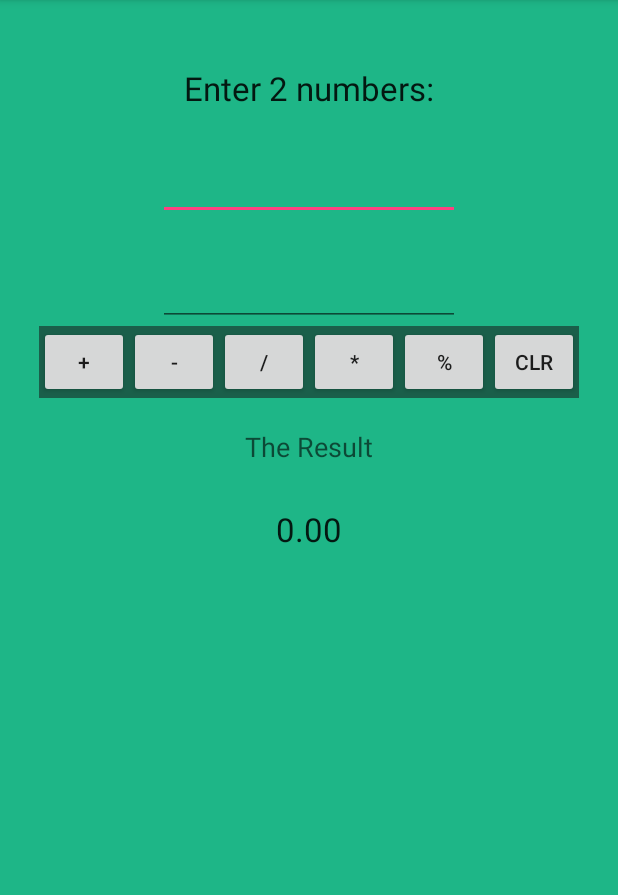
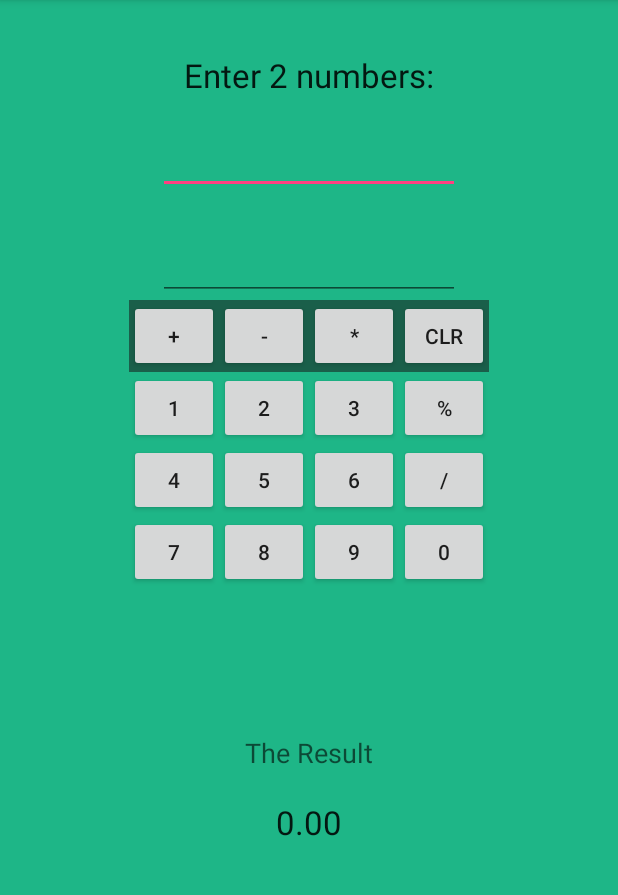
Before and after one commit to JohnMCrooks/Calculator-Android, an Android app: the screen it shows after launch (MainActivity), on a phone screen of 412 x 824 dp, the part 84-979 px from its top. Run offline under Robolectric (Android 15) with nearby library versions, the phone set to English and light mode, and no system bars.

Commit message:
Changed Layout, Have NOT added functionality to new buttons yet.
TODO:
change layout to mirror more regular calculator apps.
Figure out how to add TickerTape (previous calculations)
Add more advanced mathematics (Square roots, exponents, etc.)
Polish

```diff
--- a/app/src/main/res/layout/content_main.xml
+++ b/app/src/main/res/layout/content_main.xml
@@ -66,16 +66,46 @@
         <Button
             android:layout_width="60dp"
             android:layout_height="wrap_content"
-            android:text="/"
-            android:id="@+id/btnDivision"
+            android:text="*"
+            android:id="@+id/btnMultip"
             style="?android:attr/buttonStyleSmall"/>
 
         <Button
+            style="?android:attr/buttonStyleSmall"
             android:layout_width="60dp"
             android:layout_height="wrap_content"
-            android:text="*"
-            android:id="@+id/btnMultip"
-            style="?android:attr/buttonStyleSmall"/>
+            android:text="CLR"
+            android:id="@+id/btnClear"
+            android:layout_weight="1" />
+
+    </LinearLayout>
+
+    <LinearLayout
+        android:orientation="horizontal"
+        android:layout_width="wrap_content"
+        android:layout_height="wrap_content"
+        android:layout_gravity="center_horizontal">
+
+        <Button
+            android:text="1"
+            android:layout_width="60dp"
+            android:layout_height="wrap_content"
+            android:id="@+id/btn1"
+            android:layout_weight="1" />
+
+        <Button
+            android:text="2"
+            android:layout_width="60dp"
+            android:layout_height="wrap_content"
+            android:id="@+id/btn2"
+            android:layout_weight="1" />
+
+        <Button
+            android:text="3"
+            android:layout_width="60dp"
+            android:layout_height="wrap_content"
+            android:id="@+id/btn3"
+            android:layout_weight="1" />
 
         <Button
             android:text="%"
@@ -85,14 +115,87 @@
             android:layout_weight="1"
             style="@android:style/Widget.Material.Light.Button" />
 
+    </LinearLayout>
+
+    <LinearLayout
+        android:orientation="horizontal"
+        android:layout_width="wrap_content"
+        android:layout_height="wrap_content"
+        android:layout_gravity="center_horizontal">
+
         <Button
-            style="?android:attr/buttonStyleSmall"
+            android:text="4"
             android:layout_width="60dp"
             android:layout_height="wrap_content"
-            android:text="CLR"
-            android:id="@+id/btnClear" />
+            android:id="@+id/btn4"
+            android:layout_weight="1" />
+
+        <Button
+            android:text="5"
+            android:layout_width="60dp"
+            android:layout_height="wrap_content"
+            android:id="@+id/btn5"
+            android:layout_weight="1" />
+
+        <Button
+            android:text="6"
+            android:layout_width="60dp"
+            android:layout_height="wrap_content"
+            android:id="@+id/btn6"
+            android:layout_weight="1" />
+
+        <Button
+            android:layout_width="60dp"
+            android:layout_height="wrap_content"
+            android:text="/"
+            android:id="@+id/btnDivision"
+            style="?android:attr/buttonStyleSmall"
+            android:layout_weight="1" />
 
     </LinearLayout>
+
+    <LinearLayout
+        android:orientation="horizontal"
+        android:layout_width="wrap_content"
+        android:layout_height="wrap_content"
+        android:layout_weight="0.12"
+        android:layout_gravity="center_horizontal">
+
+        <Button
+            android:text="7"
+            android:layout_width="60dp"
+            android:layout_height="wrap_content"
+            android:id="@+id/btn7"
+            android:layout_weight="1" />
+
+        <Button
+            android:text="8"
+            android:layout_width="60dp"
+            android:layout_height="wrap_content"
+            android:id="@+id/btn8"
+            android:layout_weight="1" />
+
+        <Button
+            android:text="9"
+            android:layout_width="60dp"
+            android:layout_height="wrap_content"
+            android:id="@+id/btn9"
+            android:layout_weight="1" />
+
+        <Button
+            android:text="0"
+            android:layout_width="60dp"
+            android:layout_height="wrap_content"
+            android:id="@+id/btn0"
+            android:layout_weight="1" />
+
+    </LinearLayout>
+
+    <LinearLayout
+        android:orientation="horizontal"
+        android:layout_width="match_parent"
+        android:layout_height="wrap_content"
+        android:layout_weight="0.12"></LinearLayout>
 
     <TextView
         android:layout_width="wrap_content"
```
Also changed, not shown: 22 other files.
